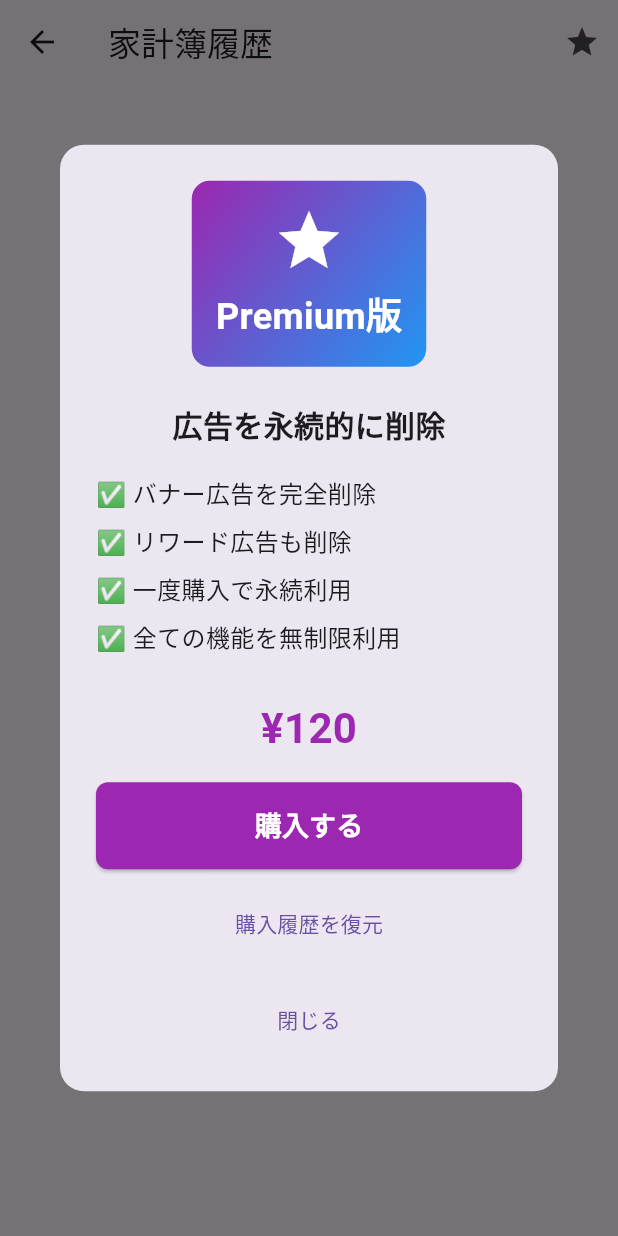
After one commit to yonemori950/receipt_kakeibo, a Flutter app: the HistoryScreen screen opened directly, after a tap on the "star" icon, on a phone screen of 412 x 824 dp. The commit adds this screen. Run offline on Flutter 3.47's test engine with Material 3 defaults, Android fonts, the phone set to English and light mode, and no system bars; our stand-ins replace google_mobile_ads, image_picker, in_app_purchase, permission_handler, shared_preferences, sqflite; missing offline and left inert: google_mlkit_text_recognition; accounts and stored records are empty; network calls fail.

Commit message:
feat: ハイブリッド課金システムとUI改善を実装
- ハイブリッド課金システムを追加
  - リワード広告視聴で24時間広告削除
  - Premium版購入で永続的に広告削除
  - PaymentManagerとPremiumDialogを実装

- UI改善
  - ギャラリーボタンの重なり問題を解決
  - バナー広告を画面下部に固定配置
  - レスポンシブレイアウトを改善

- アイコン更新
  - 独自アイコンを設定
  - flutter_launcher_iconsで自動生成

- 依存関係追加
  - in_app_purchase: 課金機能
  - shared_preferences: 状態管理

- バージョン更新: 1.0.4+15
- Androidパッケージ名変更: com.gamelab.ReceiptKakeibo

```diff
--- a/lib/history_screen.dart
+++ b/lib/history_screen.dart
@@ -2,6 +2,8 @@ import 'package:flutter/material.dart';
 import 'package:google_mobile_ads/google_mobile_ads.dart';
 import 'dart:io' show Platform;
 import 'database_helper.dart';
+import 'payment_manager.dart';
+import 'premium_dialog.dart';
 
 class HistoryScreen extends StatefulWidget {
   @override
@@ -15,12 +17,24 @@ class _HistoryScreenState extends State<HistoryScreen> {
   // AdMobバナー広告
   BannerAd? _bannerAd;
   bool _isAdLoaded = false;
+  bool _shouldShowAds = true;
 
   @override
   void initState() {
     super.initState();
     _loadExpenses();
-    _loadBannerAd();
+    _initializeAds();
+  }
+
+  Future<void> _initializeAds() async {
+    final shouldShow = await PaymentManager.shouldShowAds();
+    setState(() {
+      _shouldShowAds = shouldShow;
+    });
+
+    if (_shouldShowAds) {
+      _loadBannerAd();
+    }
   }
 
   void _loadBannerAd() {
@@ -74,7 +88,25 @@ class _HistoryScreenState extends State<HistoryScreen> {
   @override
   Widget build(BuildContext context) {
     return Scaffold(
-      appBar: AppBar(title: Text('家計簿履歴')),
+      appBar: AppBar(
+        title: Text('家計簿履歴'),
+        actions: [
+          if (_shouldShowAds)
+            IconButton(
+              icon: Icon(Icons.star),
+              onPressed: () async {
+                final result = await showDialog<bool>(
+                  context: context,
+                  builder: (context) => PremiumDialog(),
+                );
+                if (result == true) {
+                  _initializeAds(); // 広告状態を更新
+                }
+              },
+              tooltip: 'Premium版を購入',
+            ),
+        ],
+      ),
       body: SafeArea(
         child: Column(
           children: [
@@ -82,7 +114,7 @@ class _HistoryScreenState extends State<HistoryScreen> {
               child: _expenses.isEmpty
                   ? Center(child: Text('まだ登録されていません'))
                   : ListView.builder(
-                      padding: EdgeInsets.only(bottom: 60), // バナー広告の高さ分の余白
+                      padding: EdgeInsets.only(bottom: _shouldShowAds ? 60 : 0), // バナー広告の高さ分の余白
                       itemCount: _expenses.length,
                       itemBuilder: (context, index) {
                         final item = _expenses[index];
@@ -111,8 +143,8 @@ class _HistoryScreenState extends State<HistoryScreen> {
                       },
                     ),
             ),
-            // バナー広告をSafeAreaの中に明示的に置く
-            if (_isAdLoaded)
+            // バナー広告をSafeAreaの中に明示的に置く（広告が有効な場合のみ）
+            if (_shouldShowAds && _isAdLoaded)
               Container(
                 width: double.infinity,
                 height: _bannerAd!.size.height.toDouble(),
--- /dev/null
+++ b/lib/payment_manager.dart
@@ -0,0 +1,112 @@
+import 'package:shared_preferences/shared_preferences.dart';
+import 'package:in_app_purchase/in_app_purchase.dart';
+import 'dart:async';
+
+class PaymentManager {
+  static const String _adRemovalPurchasedKey = 'ad_removal_purchased';
+  static const String _adDisabledUntilKey = 'ad_disabled_until';
+  static const String _adRemovalProductId = 'ad_removal_premium';
+
+  static final InAppPurchase _inAppPurchase = InAppPurchase.instance;
+  static StreamSubscription<List<PurchaseDetails>>? _subscription;
+
+  // 広告削除が購入済みかどうか
+  static Future<bool> isAdRemovalPurchased() async {
+    final prefs = await SharedPreferences.getInstance();
+    return prefs.getBool(_adRemovalPurchasedKey) ?? false;
+  }
+
+  // 広告が一時的に無効化されているかどうか（リワード広告視聴後）
+  static Future<bool> isAdTemporarilyDisabled() async {
+    final prefs = await SharedPreferences.getInstance();
+    final disabledUntil = prefs.getInt(_adDisabledUntilKey) ?? 0;
+    final now = DateTime.now().millisecondsSinceEpoch;
+    return disabledUntil > now;
+  }
+
+  // 広告を表示すべきかどうか
+  static Future<bool> shouldShowAds() async {
+    final isPurchased = await isAdRemovalPurchased();
+    final isTemporarilyDisabled = await isAdTemporarilyDisabled();
+
+    // 購入済みの場合は広告を表示しない
+    if (isPurchased) return false;
+
+    // 一時的に無効化されている場合は広告を表示しない
+    if (isTemporarilyDisabled) return false;
+
+    // その他の場合は広告を表示
+    return true;
+  }
+
+  // 永続的な広告削除を購入済みとして設定
+  static Future<void> setAdRemovalPurchased() async {
+    final prefs = await SharedPreferences.getInstance();
+    await prefs.setBool(_adRemovalPurchasedKey, true);
+  }
+
+  // 24時間広告を無効化（リワード広告視聴後）
+  static Future<void> disableAdsFor24Hours() async {
+    final prefs = await SharedPreferences.getInstance();
+    final disabledUntil = DateTime.now().add(Duration(hours: 24)).millisecondsSinceEpoch;
+    await prefs.setInt(_adDisabledUntilKey, disabledUntil);
+  }
+
+  // 課金商品の購入を開始
+  static Future<bool> purchaseAdRemoval() async {
+    try {
+      // 商品情報を取得
+      final available = await _inAppPurchase.isAvailable();
+      if (!available) return false;
+
+      // 商品詳細を取得
+      final productDetailsResponse = await _inAppPurchase.queryProductDetails({_adRemovalProductId});
+
+      if (productDetailsResponse.notFoundIDs.isNotEmpty) {
+        print('商品が見つかりません: ${productDetailsResponse.notFoundIDs}');
+        return false;
+      }
+
+      if (productDetailsResponse.productDetails.isEmpty) {
+        print('商品詳細が空です');
+        return false;
+      }
+
+      final productDetails = productDetailsResponse.productDetails.first;
+
+      // 購入を開始
+      final purchaseParam = PurchaseParam(productDetails: productDetails);
+      final success = await _inAppPurchase.buyNonConsumable(purchaseParam: purchaseParam);
+
+      return success;
+    } catch (e) {
+      print('購入エラー: $e');
+      return false;
+    }
+  }
+
+  // 購入の復元
+  static Future<bool> restorePurchases() async {
+    try {
+      await _inAppPurchase.restorePurchases();
+      return true;
+    } catch (e) {
+      print('復元エラー: $e');
+      return false;
+    }
+  }
+
+  // 購入リスナーを設定
+  static void initializePurchaseListener(Function(PurchaseDetails) onPurchaseUpdate) {
+    _subscription = _inAppPurchase.purchaseStream.listen((purchaseDetailsList) {
+      for (final purchaseDetails in purchaseDetailsList) {
+        onPurchaseUpdate(purchaseDetails);
+      }
+    });
+  }
+
+  // リスナーを破棄
+  static void dispose() {
+    _subscription?.cancel();
+  }
+}
--- /dev/null
+++ b/lib/premium_dialog.dart
@@ -0,0 +1,247 @@
+import 'package:flutter/material.dart';
+import 'package:in_app_purchase/in_app_purchase.dart';
+import 'payment_manager.dart';
+
+class PremiumDialog extends StatefulWidget {
+  @override
+  _PremiumDialogState createState() => _PremiumDialogState();
+}
+
+class _PremiumDialogState extends State<PremiumDialog> {
+  bool _isLoading = false;
+  bool _isPurchased = false;
+  String _productPrice = '¥120';
+
+  @override
+  void initState() {
+    super.initState();
+    _checkPurchaseStatus();
+    _loadProductPrice();
+  }
+
+  Future<void> _checkPurchaseStatus() async {
+    final isPurchased = await PaymentManager.isAdRemovalPurchased();
+    setState(() {
+      _isPurchased = isPurchased;
+    });
+  }
+
+  Future<void> _loadProductPrice() async {
+    try {
+      final productDetailsResponse = await InAppPurchase.instance.queryProductDetails({'ad_removal_premium'});
+      if (productDetailsResponse.productDetails.isNotEmpty) {
+        final product = productDetailsResponse.productDetails.first;
+        setState(() {
+          _productPrice = product.price;
+        });
+      }
+    } catch (e) {
+      print('価格取得エラー: $e');
+    }
+  }
+
+  Future<void> _purchasePremium() async {
+    setState(() {
+      _isLoading = true;
+    });
+
+    final success = await PaymentManager.purchaseAdRemoval();
+
+    setState(() {
+      _isLoading = false;
+    });
+
+    if (success) {
+      ScaffoldMessenger.of(context).showSnackBar(
+        SnackBar(
+          content: Text('購入が完了しました！広告が永続的に削除されました。'),
+          backgroundColor: Colors.green,
+        ),
+      );
+      Navigator.of(context).pop(true);
+    } else {
+      ScaffoldMessenger.of(context).showSnackBar(
+        SnackBar(
+          content: Text('購入に失敗しました。'),
+          backgroundColor: Colors.red,
+        ),
+      );
+    }
+  }
+
+  Future<void> _restorePurchases() async {
+    setState(() {
+      _isLoading = true;
+    });
+
+    final success = await PaymentManager.restorePurchases();
+
+    setState(() {
+      _isLoading = false;
+    });
+
+    if (success) {
+      ScaffoldMessenger.of(context).showSnackBar(
+        SnackBar(
+          content: Text('購入履歴を復元しました。'),
+          backgroundColor: Colors.green,
+        ),
+      );
+      await _checkPurchaseStatus();
+    } else {
+      ScaffoldMessenger.of(context).showSnackBar(
+        SnackBar(
+          content: Text('復元に失敗しました。'),
+          backgroundColor: Colors.red,
+        ),
+      );
+    }
+  }
+
+  @override
+  Widget build(BuildContext context) {
+    return Dialog(
+      shape: RoundedRectangleBorder(borderRadius: BorderRadius.circular(16)),
+      child: Container(
+        padding: EdgeInsets.all(24),
+        child: Column(
+          mainAxisSize: MainAxisSize.min,
+          children: [
+            // ヘッダー
+            Container(
+              padding: EdgeInsets.all(16),
+              decoration: BoxDecoration(
+                gradient: LinearGradient(
+                  colors: [Colors.purple, Colors.blue],
+                  begin: Alignment.topLeft,
+                  end: Alignment.bottomRight,
+                ),
+                borderRadius: BorderRadius.circular(12),
+              ),
+              child: Column(
+                children: [
+                  Icon(
+                    Icons.star,
+                    color: Colors.white,
+                    size: 48,
+                  ),
+                  SizedBox(height: 8),
+                  Text(
+                    'Premium版',
+                    style: TextStyle(
+                      color: Colors.white,
+                      fontSize: 24,
+                      fontWeight: FontWeight.bold,
+                    ),
+                  ),
+                ],
+              ),
+            ),
+
+            SizedBox(height: 24),
+
+            // 機能説明
+            if (!_isPurchased) ...[
+              Text(
+                '広告を永続的に削除',
+                style: TextStyle(
+                  fontSize: 20,
+                  fontWeight: FontWeight.bold,
+                ),
+              ),
+              SizedBox(height: 16),
+              _buildFeatureItem('✅ バナー広告を完全削除'),
+              _buildFeatureItem('✅ リワード広告も削除'),
+              _buildFeatureItem('✅ 一度購入で永続利用'),
+              _buildFeatureItem('✅ 全ての機能を無制限利用'),
+
+              SizedBox(height: 24),
+
+              // 価格と購入ボタン
+              Text(
+                _productPrice,
+                style: TextStyle(
+                  fontSize: 28,
+                  fontWeight: FontWeight.bold,
+                  color: Colors.purple,
+                ),
+              ),
+              SizedBox(height: 16),
+
+              SizedBox(
+                width: double.infinity,
+                child: ElevatedButton(
+                  onPressed: _isLoading ? null : _purchasePremium,
+                  style: ElevatedButton.styleFrom(
+                    backgroundColor: Colors.purple,
+                    foregroundColor: Colors.white,
+                    padding: EdgeInsets.symmetric(vertical: 16),
+                    shape: RoundedRectangleBorder(
+                      borderRadius: BorderRadius.circular(8),
+                    ),
+                  ),
+                  child: _isLoading
+                      ? CircularProgressIndicator(color: Colors.white)
+                      : Text(
+                          '購入する',
+                          style: TextStyle(fontSize: 18, fontWeight: FontWeight.bold),
+                        ),
+                ),
+              ),
+
+              SizedBox(height: 12),
+
+              TextButton(
+                onPressed: _isLoading ? null : _restorePurchases,
+                child: Text('購入履歴を復元'),
+              ),
+            ] else ...[
+              // 購入済みの場合
+              Icon(
+                Icons.check_circle,
+                color: Colors.green,
+                size: 64,
+              ),
+              SizedBox(height: 16),
+              Text(
+                'Premium版を購入済みです！',
+                style: TextStyle(
+                  fontSize: 20,
+                  fontWeight: FontWeight.bold,
+                  color: Colors.green,
+                ),
+              ),
+              SizedBox(height: 16),
+              Text(
+                '広告は表示されません',
+                style: TextStyle(
+                  fontSize: 16,
+                  color: Colors.grey[600],
+                ),
+              ),
+            ],
+
+            SizedBox(height: 16),
+
+            // 閉じるボタン
+            TextButton(
+              onPressed: () => Navigator.of(context).pop(),
+              child: Text('閉じる'),
+            ),
+          ],
+        ),
+      ),
+    );
+  }
+
+  Widget _buildFeatureItem(String text) {
+    return Padding(
+      padding: EdgeInsets.symmetric(vertical: 4),
+      child: Row(
+        children: [
+          Expanded(child: Text(text, style: TextStyle(fontSize: 16))),
+        ],
+      ),
+    );
+  }
+}
```
Also changed, not shown: lib/main.dart (+89 -11 lines), pubspec.yaml (+12 -4 lines), assets/icon.png (added), pubspec.lock, 34 other files.
